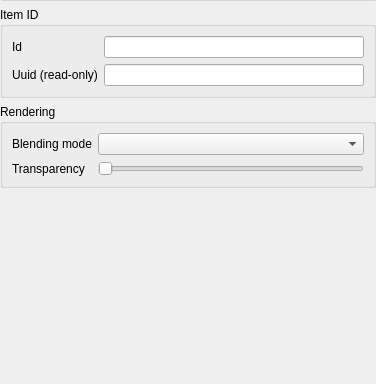
Above: src/ui/qgscomposeritemwidgetbase.ui from qgis/QGIS before the change; both pictures show x 0 to 376 and y 305 to 689 of the 376 by 689 pixel window. Below: the same form after it.
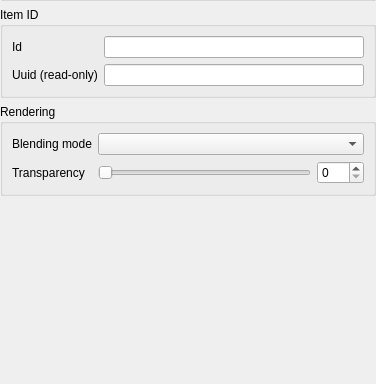
That is the form after the change. Custom widgets are drawn as their Qt base class.

Commit message:
Update new composer item Rendering group box
- Set form layout to match others in composer
- Add companion spin box for transparency slider
- Add syncGroup property for collapsible group box functionality
- Clean up some old commented-out code (replaced by QgsColorButton with alpha support)

Diff of the .ui file:
```diff
--- a/src/ui/qgscomposeritemwidgetbase.ui
+++ b/src/ui/qgscomposeritemwidgetbase.ui
@@ -346,6 +346,12 @@
       <bool>true</bool>
      </property>
      <layout class="QFormLayout" name="formLayout_3">
+      <property name="fieldGrowthPolicy">
+       <enum>QFormLayout::AllNonFixedFieldsGrow</enum>
+      </property>
+      <property name="labelAlignment">
+       <set>Qt::AlignLeading|Qt::AlignLeft|Qt::AlignVCenter</set>
+      </property>
       <item row="0" column="0">
        <widget class="QLabel" name="labelBlendMode">
         <property name="text">
@@ -364,6 +370,8 @@
        </widget>
       </item>
       <item row="1" column="1">
+       <layout class="QHBoxLayout" name="horizontalLayout_2">
+        <item>
        <widget class="QSlider" name="mTransparencySlider">
         <property name="maximum">
          <number>100</number>
@@ -373,6 +381,15 @@
         </property>
        </widget>
       </item>
+        <item>
+         <widget class="QSpinBox" name="mTransparencySpnBx">
+          <property name="maximum">
+           <number>100</number>
+          </property>
+         </widget>
+        </item>
+       </layout>
+      </item>
      </layout>
     </widget>
    </item>
@@ -400,17 +417,17 @@
    <extends>QPushButton</extends>
    <header>qgscolorbutton.h</header>
   </customwidget>
+  <customwidget>
+   <class>QgsBlendModeComboBox</class>
+   <extends>QComboBox</extends>
+   <header>qgsblendmodecombobox.h</header>
+  </customwidget>
   <customwidget>
    <class>QgsCollapsibleGroupBoxBasic</class>
    <extends>QGroupBox</extends>
    <header location="global">qgscollapsiblegroupbox.h</header>
    <container>1</container>
   </customwidget>
-  <customwidget>
-   <class>QgsBlendModeComboBox</class>
-   <extends>QComboBox</extends>
-   <header>qgsblendmodecombobox.h</header>
-  </customwidget>
  </customwidgets>
  <resources/>
  <connections/>
```
Left out of the diff: 3 changed lines with no effect on the pictures. Lines whose indentation alone changed are shown as unchanged. The commit also changes 1 other file.
